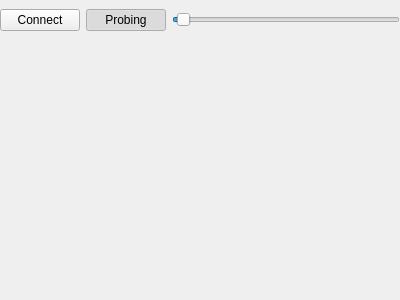
Old version of the form cmainwindow.ui in the repository VioletGiraffe/PrimitiveCameraViewer.
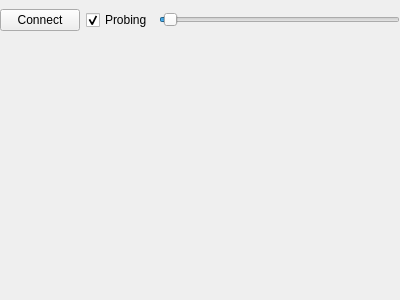
New version of the form.

```diff
--- a/cmainwindow.ui
+++ b/cmainwindow.ui
@@ -43,7 +43,7 @@
        </widget>
       </item>
       <item>
-       <widget class="QPushButton" name="_btnEnableProbing">
+       <widget class="QCheckBox" name="_btnEnableProbing">
         <property name="text">
          <string>Probing</string>
         </property>
```
